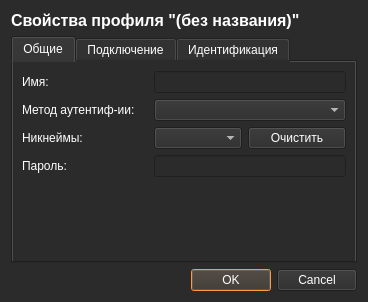
Above: 003.ui from tinelix/irc-client before the change. Below: the same form after it.
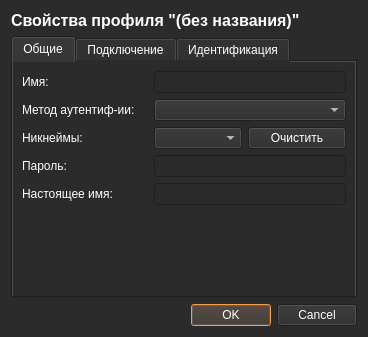
That is the form after the change.

Patch:
```diff
--- a/003.ui
+++ b/003.ui
@@ -7,7 +7,7 @@
     <x>0</x>
     <y>0</y>
     <width>368</width>
-    <height>302</height>
+    <height>337</height>
    </rect>
   </property>
   <property name="minimumSize">
@@ -191,12 +191,9 @@
        </item>
        <item>
         <layout class="QGridLayout" name="gridLayout_4">
-         <property name="horizontalSpacing">
+         <property name="spacing">
           <number>6</number>
          </property>
-         <property name="verticalSpacing">
-          <number>0</number>
-         </property>
          <item row="1" column="0">
           <widget class="QLabel" name="password_label">
            <property name="minimumSize">
@@ -233,6 +230,21 @@
            </property>
           </widget>
          </item>
+         <item row="2" column="0">
+          <widget class="QLabel" name="realname_label">
+           <property name="text">
+            <string>Настоящее имя:</string>
+           </property>
+          </widget>
+         </item>
+         <item row="2" column="1">
+          <widget class="QLineEdit" name="realname_box">
+           <property name="styleSheet">
+            <string notr="true">selection-background-color: rgb(161, 75, 0);
+border-color: rgb(255, 119, 0);</string>
+           </property>
+          </widget>
+         </item>
         </layout>
        </item>
        <item>
```
Left out of the diff: 10 changed lines with no effect on the pictures.
